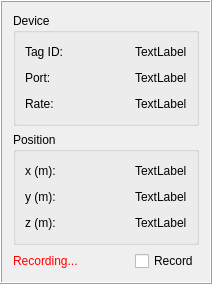
Old version of the form tag_item_ui.ui in the repository xEnVrE/DecaWaveEVB1000Viewer.
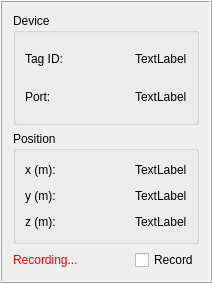
New version of the form.

Commit message: Removed Rate label because not necessary for now

```diff
--- a/tag_item_ui.ui
+++ b/tag_item_ui.ui
@@ -39,13 +39,6 @@
         </property>
        </widget>
       </item>
-      <item row="2" column="0">
-       <widget class="QLabel" name="rateLabel">
-        <property name="text">
-         <string>Rate:</string>
-        </property>
-       </widget>
-      </item>
       <item row="0" column="3">
        <widget class="QLabel" name="tagIdLabelValue">
         <property name="text">
@@ -73,19 +66,6 @@
         </property>
        </widget>
       </item>
-      <item row="2" column="2">
-       <spacer name="frequencySpacer">
-        <property name="orientation">
-         <enum>Qt::Horizontal</enum>
-        </property>
-        <property name="sizeHint" stdset="0">
-         <size>
-          <width>40</width>
-          <height>20</height>
-         </size>
-        </property>
-       </spacer>
-      </item>
       <item row="1" column="0">
        <widget class="QLabel" name="portLabel">
         <property name="text">
@@ -106,13 +86,6 @@
         </property>
        </spacer>
       </item>
-      <item row="2" column="3">
-       <widget class="QLabel" name="rateLabelValue">
-        <property name="text">
-         <string>TextLabel</string>
-        </property>
-       </widget>
-      </item>
      </layout>
     </widget>
    </item>
```
Left out of the diff: 26 changed lines with no effect on the pictures. The commit also changes 1 other file.
